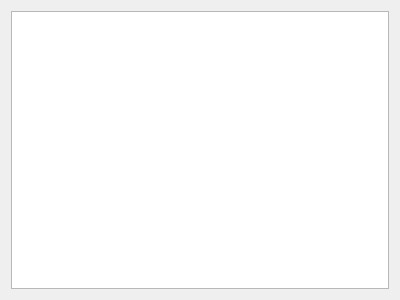
The window that src/therapeutist/examinationlistreport.ui (megakoko/m-system) describes before a commit, drawn with Qt 5.
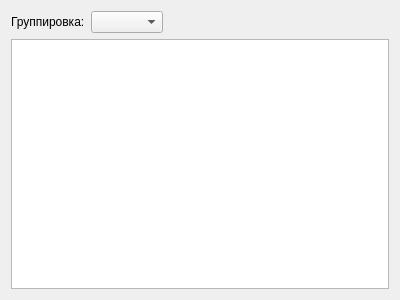
The same window after the commit.

Commit message: Добавил группировку по врачу.

```diff
--- a/src/therapeutist/examinationlistreport.ui
+++ b/src/therapeutist/examinationlistreport.ui
@@ -14,6 +14,33 @@
    <string>Form</string>
   </property>
   <layout class="QVBoxLayout" name="verticalLayout">
+   <item>
+    <layout class="QHBoxLayout" name="horizontalLayout">
+     <item>
+      <widget class="QLabel" name="label">
+       <property name="text">
+        <string>Группировка:</string>
+       </property>
+      </widget>
+     </item>
+     <item>
+      <widget class="QComboBox" name="m_grouping"/>
+     </item>
+     <item>
+      <spacer name="horizontalSpacer">
+       <property name="orientation">
+        <enum>Qt::Horizontal</enum>
+       </property>
+       <property name="sizeHint" stdset="0">
+        <size>
+         <width>40</width>
+         <height>20</height>
+        </size>
+       </property>
+      </spacer>
+     </item>
+    </layout>
+   </item>
    <item>
     <widget class="QTextBrowser" name="m_view"/>
    </item>
```
The commit also changes 2 other files.
